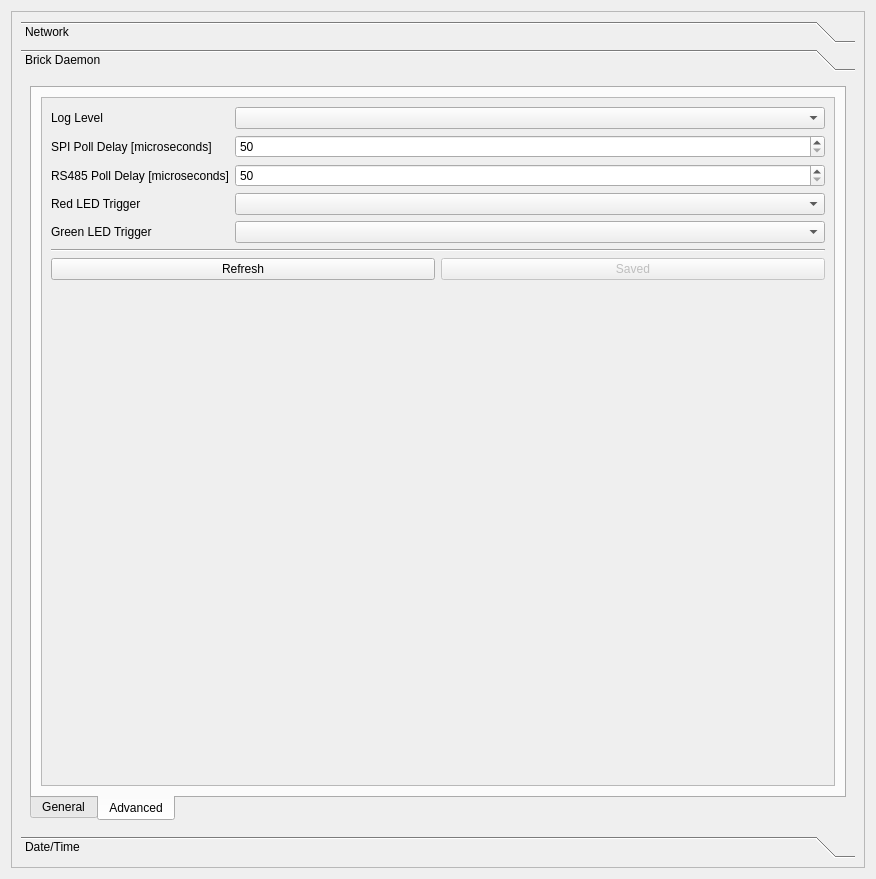
Old version of the form src/brickv/plugin_system/plugins/red/ui/red_tab_settings.ui in the repository Tinkerforge/brickv.
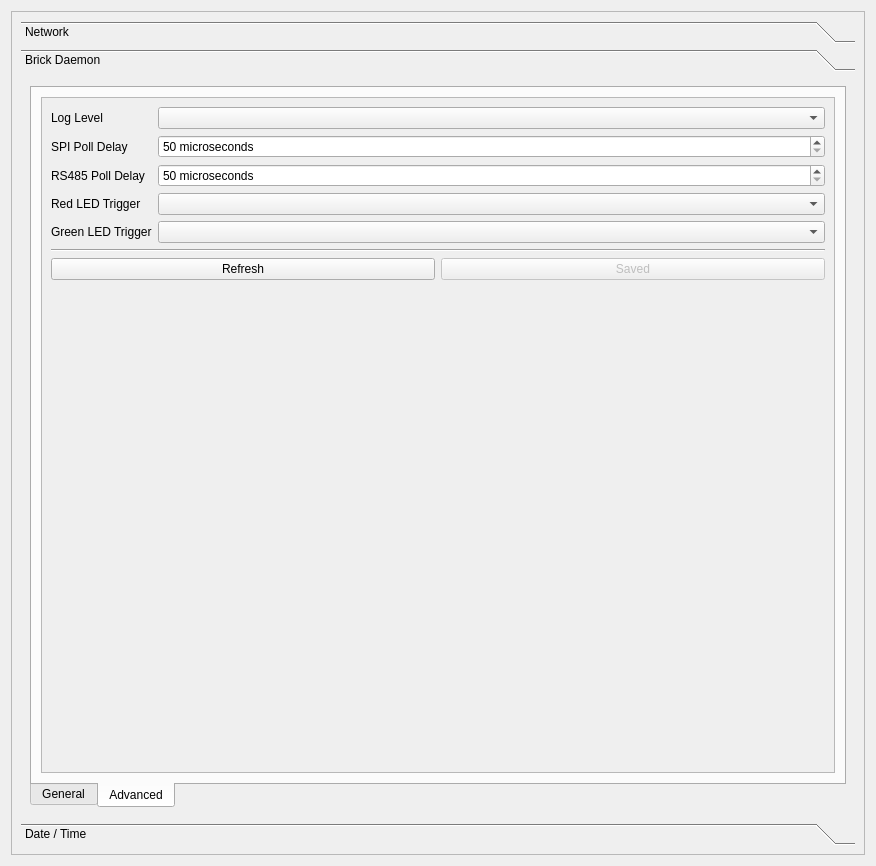
New version of the form. The open tabs and pages were chosen to show the change.

Commit message: red-brick: Settings tab tab order, buddies and spinbox units

```diff
--- a/src/brickv/plugin_system/plugins/red/ui/red_tab_settings.ui
+++ b/src/brickv/plugin_system/plugins/red/ui/red_tab_settings.ui
@@ -7,7 +7,7 @@
     <x>0</x>
     <y>0</y>
     <width>876</width>
-    <height>879</height>
+    <height>866</height>
    </rect>
   </property>
   <property name="windowTitle">
@@ -562,7 +562,7 @@
            <x>0</x>
            <y>0</y>
            <width>838</width>
-           <height>748</height>
+           <height>735</height>
           </rect>
          </property>
          <attribute name="label">
@@ -736,8 +736,8 @@
                   <rect>
                    <x>0</x>
                    <y>0</y>
-                   <width>330</width>
-                   <height>229</height>
+                   <width>796</width>
+                   <height>664</height>
                   </rect>
                  </property>
                  <layout class="QVBoxLayout" name="verticalLayout_20">
@@ -808,14 +808,20 @@
                     <item row="1" column="0">
                      <widget class="QLabel" name="label_14">
                       <property name="text">
-                       <string>SPI Poll Delay [microseconds]</string>
+                       <string>SPI Poll Delay</string>
+                      </property>
+                      <property name="buddy">
+                       <cstring>sbox_brickd_adv_spi_dly</cstring>
                       </property>
                      </widget>
                     </item>
                     <item row="2" column="0">
                      <widget class="QLabel" name="label_17">
                       <property name="text">
-                       <string>RS485 Poll Delay [microseconds]</string>
+                       <string>RS485 Poll Delay</string>
+                      </property>
+                      <property name="buddy">
+                       <cstring>sbox_brickd_adv_rs485_dly</cstring>
                       </property>
                      </widget>
                     </item>
@@ -824,6 +830,9 @@
                     </item>
                     <item row="1" column="1">
                      <widget class="QSpinBox" name="sbox_brickd_adv_spi_dly">
+                      <property name="suffix">
+                       <string> microseconds</string>
+                      </property>
                       <property name="minimum">
                        <number>50</number>
                       </property>
@@ -834,6 +843,9 @@
                     </item>
                     <item row="2" column="1">
                      <widget class="QSpinBox" name="sbox_brickd_adv_rs485_dly">
+                      <property name="suffix">
+                       <string> microseconds</string>
+                      </property>
                       <property name="minimum">
                        <number>50</number>
                       </property>
@@ -877,7 +889,7 @@
           </rect>
          </property>
          <attribute name="label">
-          <string>Date/Time</string>
+          <string>Date / Time</string>
          </attribute>
          <layout class="QVBoxLayout" name="verticalLayout_13">
           <item>
```
Left out of the diff: 96 changed lines with no effect on the pictures.
